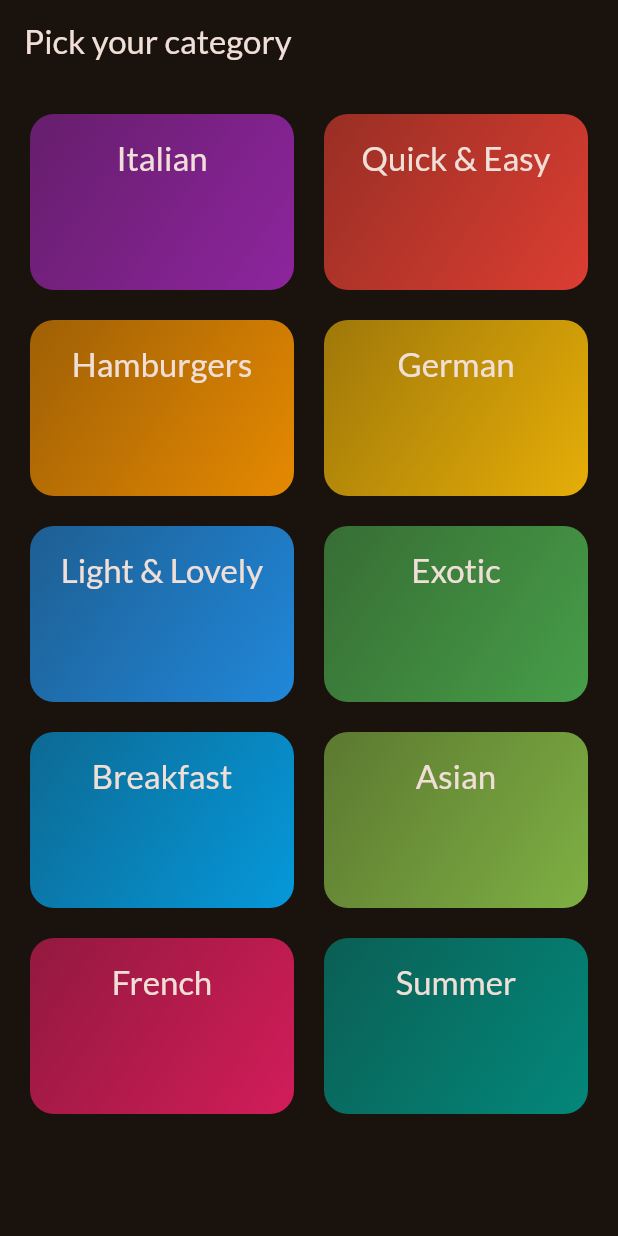
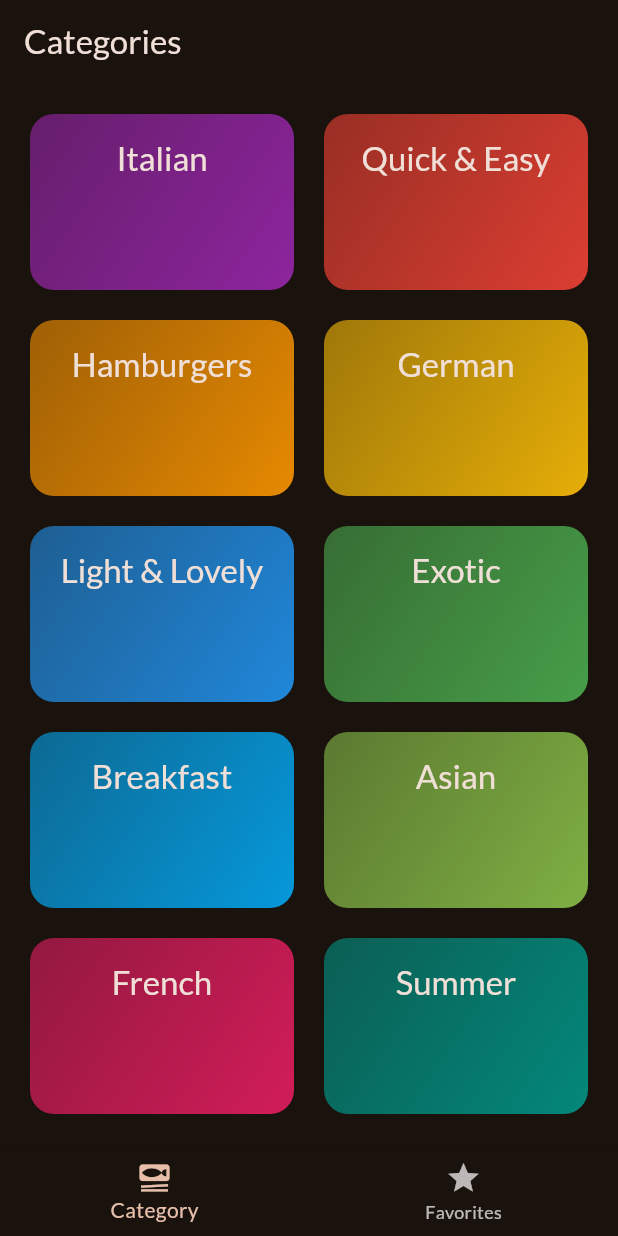
Before and after one commit to Desmond235/Meals, a Flutter app: the screen it shows after launch, on a phone screen of 412 x 824 dp. Run offline on Flutter 3.47's test engine with Material 3 defaults, Android fonts, the phone set to English and light mode, and no system bars; our stand-ins replace google_fonts, transparent_image.

Commit message:
modified file

```diff
--- a/lib/main.dart
+++ b/lib/main.dart
@@ -1,6 +1,7 @@
 import 'package:flutter/material.dart';
 import 'package:google_fonts/google_fonts.dart';
-import 'screens/categories.dart';
+import 'package:meal/screens/tabs.dart';
+
 
 final theme = ThemeData(
   useMaterial3: true,
@@ -22,7 +23,7 @@ class App extends StatelessWidget {
   Widget build(BuildContext context) {
     return MaterialApp(
       theme: theme,
-      home: const CategoriesScreen(),
+      home: const TabsScreen(),
       debugShowCheckedModeBanner: false,
     );
   }
--- a/lib/screens/categories.dart
+++ b/lib/screens/categories.dart
@@ -23,11 +23,7 @@ class CategoriesScreen extends StatelessWidget {
 
   @override
   Widget build(BuildContext context) {
-    return Scaffold(
-      appBar: AppBar(
-        title: const Text("Pick your category"),
-      ),
-      body: GridView(
+    return GridView(
       padding: const EdgeInsets.all(20),
       gridDelegate: const SliverGridDelegateWithFixedCrossAxisCount(
           crossAxisCount: 2,
@@ -41,7 +37,6 @@ class CategoriesScreen extends StatelessWidget {
             onSelectedCategory: () => _selectCategory(context, category),
           )
       ],
-      ),
     );
   }
 }
```
Also changed, not shown: lib/screens/meal_details.dart (+51 -5 lines), lib/screens/meals.dart (+11 -10 lines). Lines whose indentation alone changed are shown as unchanged.
